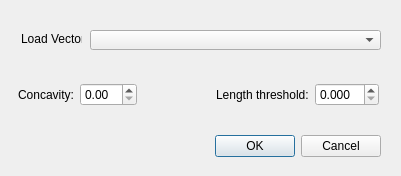
First picture: the form in concaveman_qgis_dialog_base.ui, repository alexlipovka/concaveman_qgis, before the edit.
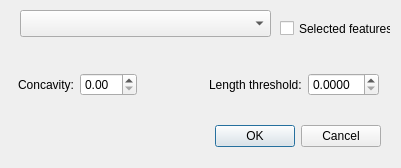
Second picture: the form after the edit. Custom widgets are drawn as their Qt base class.

The edit to the form file:
```diff
--- a/concaveman_qgis_dialog_base.ui
+++ b/concaveman_qgis_dialog_base.ui
@@ -7,7 +7,7 @@
     <x>0</x>
     <y>0</y>
     <width>401</width>
-    <height>176</height>
+    <height>168</height>
    </rect>
   </property>
   <property name="windowTitle">
@@ -17,7 +17,7 @@
    <property name="geometry">
     <rect>
      <x>40</x>
-     <y>130</y>
+     <y>120</y>
      <width>341</width>
      <height>32</height>
     </rect>
@@ -33,7 +33,7 @@
    <property name="geometry">
     <rect>
      <x>18</x>
-     <y>80</y>
+     <y>70</y>
      <width>361</width>
      <height>29</height>
     </rect>
@@ -76,36 +76,46 @@
     <item>
      <widget class="QDoubleSpinBox" name="dsbLenThres">
       <property name="decimals">
-       <number>3</number>
+       <number>4</number>
+      </property>
+      <property name="singleStep">
+       <double>0.001000000000000</double>
       </property>
      </widget>
     </item>
    </layout>
   </widget>
-  <widget class="QLabel" name="label">
+  <widget class="QCheckBox" name="chkSelected">
    <property name="geometry">
     <rect>
-     <x>21</x>
-     <y>31</y>
-     <width>61</width>
-     <height>16</height>
+     <x>280</x>
+     <y>20</y>
+     <width>111</width>
+     <height>17</height>
     </rect>
    </property>
    <property name="text">
-    <string>Load Vector:</string>
+    <string>Selected features</string>
    </property>
   </widget>
-  <widget class="QComboBox" name="cbVectors">
+  <widget class="QgsMapLayerComboBox" name="mPointLayers">
    <property name="geometry">
     <rect>
-     <x>90</x>
-     <y>30</y>
-     <width>291</width>
-     <height>20</height>
+     <x>20</x>
+     <y>10</y>
+     <width>251</width>
+     <height>27</height>
     </rect>
    </property>
   </widget>
  </widget>
+ <customwidgets>
+  <customwidget>
+   <class>QgsMapLayerComboBox</class>
+   <extends>QComboBox</extends>
+   <header>qgsmaplayercombobox.h</header>
+  </customwidget>
+ </customwidgets>
  <resources/>
  <connections>
   <connection>
```
Left out of the diff: 9 changed lines with no effect on the pictures.
